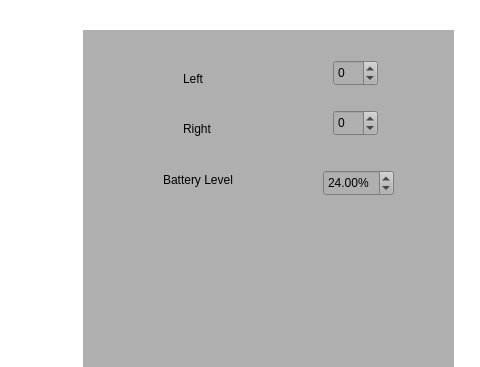
Old version of the form Project/mainwindow.ui in the repository ivanhao67/3004FinalProject; both pictures show x 707 to 1187 and y 0 to 367 of the 1270 by 592 pixel window.
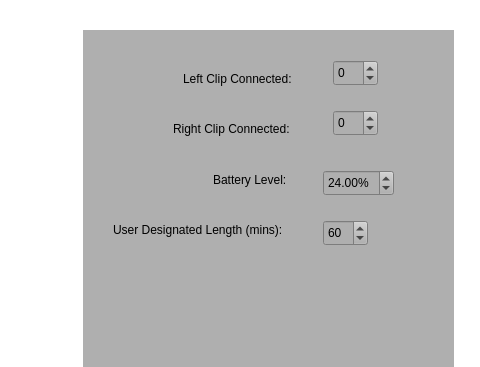
New version of the form. Icons and pictures are not drawn.

Commit message: Added user designated length sessions

What changed in the file:
```diff
--- a/Project/mainwindow.ui
+++ b/Project/mainwindow.ui
@@ -927,38 +927,38 @@
       <rect>
        <x>100</x>
        <y>40</y>
-       <width>54</width>
+       <width>121</width>
        <height>17</height>
       </rect>
      </property>
      <property name="text">
-      <string>Left</string>
+      <string>Left Clip Connected: </string>
      </property>
     </widget>
     <widget class="QLabel" name="rightConnectLabel">
      <property name="geometry">
       <rect>
-       <x>100</x>
+       <x>90</x>
        <y>90</y>
-       <width>54</width>
+       <width>131</width>
        <height>17</height>
       </rect>
      </property>
      <property name="text">
-      <string>Right</string>
+      <string>Right Clip Connected: </string>
      </property>
     </widget>
     <widget class="QLabel" name="BatteryLevelLabel">
      <property name="geometry">
       <rect>
-       <x>80</x>
+       <x>130</x>
        <y>140</y>
        <width>81</width>
        <height>20</height>
       </rect>
      </property>
      <property name="text">
-      <string>Battery Level</string>
+      <string>Battery Level: </string>
      </property>
     </widget>
     <widget class="QDoubleSpinBox" name="batteryLevelSpinBox">
@@ -987,7 +987,7 @@
      <property name="geometry">
       <rect>
        <x>150</x>
-       <y>220</y>
+       <y>260</y>
        <width>54</width>
        <height>17</height>
       </rect>
@@ -996,6 +996,38 @@
       <string/>
      </property>
     </widget>
+    <widget class="QLabel" name="UserDesignatedLabel">
+     <property name="geometry">
+      <rect>
+       <x>30</x>
+       <y>190</y>
+       <width>191</width>
+       <height>20</height>
+      </rect>
+     </property>
+     <property name="text">
+      <string>User Designated Length (mins):</string>
+     </property>
+    </widget>
+    <widget class="QSpinBox" name="userLengthSpinBox">
+     <property name="geometry">
+      <rect>
+       <x>240</x>
+       <y>190</y>
+       <width>45</width>
+       <height>26</height>
+      </rect>
+     </property>
+     <property name="minimum">
+      <number>1</number>
+     </property>
+     <property name="maximum">
+      <number>1000</number>
+     </property>
+     <property name="value">
+      <number>60</number>
+     </property>
+    </widget>
    </widget>
   </widget>
   <widget class="QMenuBar" name="menubar">
```
The commit also changes 3 other files.
